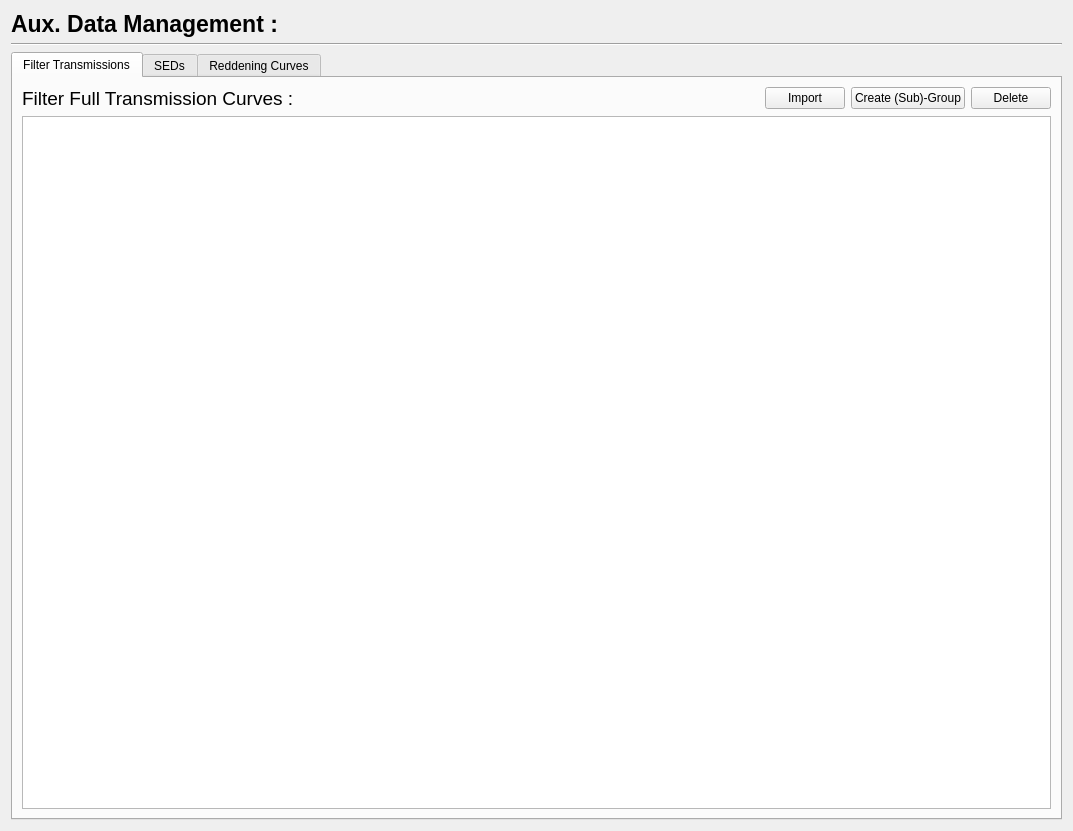
astrorama/Phosphoros, file PhzQtUI/auxdir/PhzQtUI/FormAuxDataManagement.ui: the form before one commit.
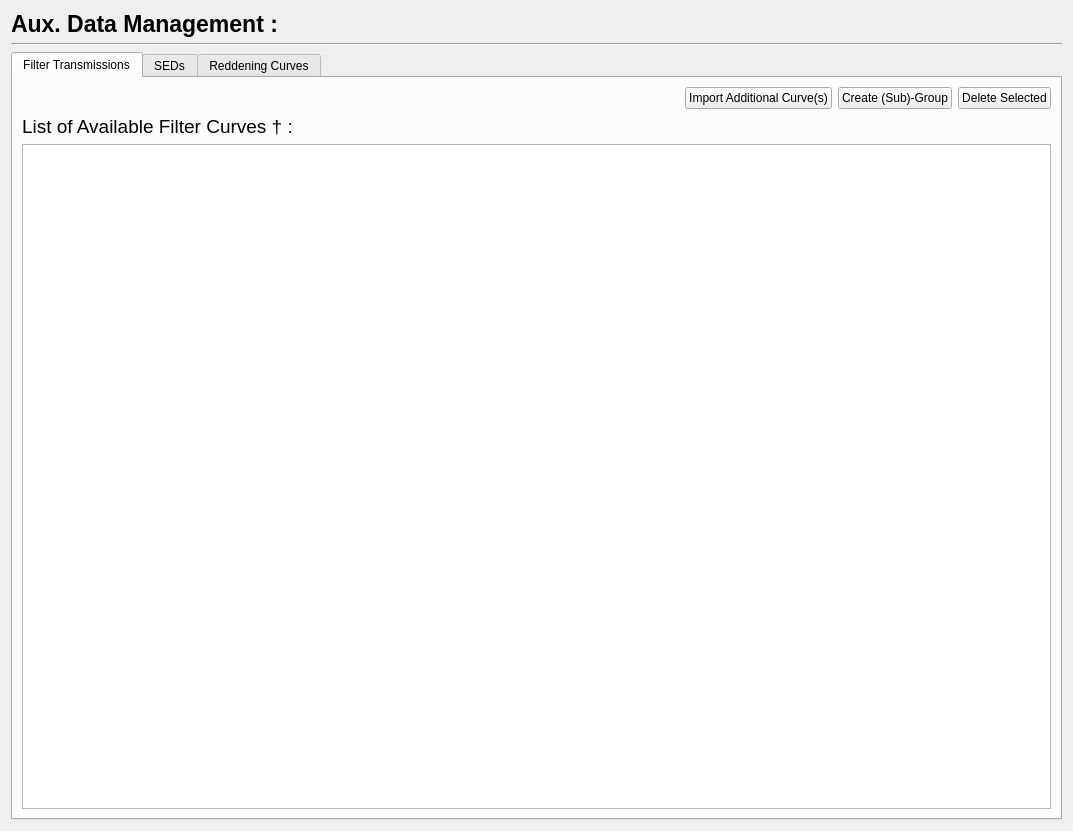
The form after the commit.

Diff of the .ui file:
```diff
--- a/PhzQtUI/auxdir/PhzQtUI/FormAuxDataManagement.ui
+++ b/PhzQtUI/auxdir/PhzQtUI/FormAuxDataManagement.ui
@@ -64,18 +64,6 @@
       <layout class="QVBoxLayout" name="verticalLayout_12">
        <item>
         <layout class="QHBoxLayout" name="horizontalLayout_13">
-         <item>
-          <widget class="QLabel" name="label_14">
-           <property name="font">
-            <font>
-             <pointsize>14</pointsize>
-            </font>
-           </property>
-           <property name="text">
-            <string>Filter Full Transmission Curves :</string>
-           </property>
-          </widget>
-         </item>
          <item>
           <spacer name="horizontalSpacer_15">
            <property name="orientation">
@@ -92,7 +80,7 @@
          <item>
           <widget class="QPushButton" name="btn_FilterImport">
            <property name="text">
-            <string>Import</string>
+            <string>Import Additional Curve(s)</string>
            </property>
           </widget>
          </item>
@@ -106,12 +94,27 @@
          <item>
           <widget class="QPushButton" name="btn_FilterDelete">
            <property name="text">
-            <string>Delete</string>
+            <string>Delete Selected</string>
            </property>
           </widget>
          </item>
         </layout>
        </item>
+       <item>
+        <widget class="QLabel" name="label_14">
+         <property name="font">
+          <font>
+           <pointsize>14</pointsize>
+          </font>
+         </property>
+         <property name="toolTip">
+          <string>The full transmission curves for the filter</string>
+         </property>
+         <property name="text">
+          <string>List of Available Filter Curves † :</string>
+         </property>
+        </widget>
+       </item>
        <item>
         <widget class="QTreeView" name="treeView_ManageFilter">
          <property name="editTriggers">
```
Left out of the diff: 56 changed lines with no effect on the pictures.
